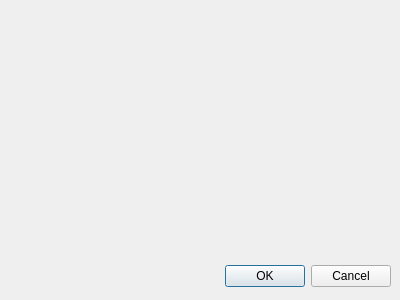
This is fabric_gui/src/fabric_gui.ui in upowerrobotics/ros2_fabric as Qt 5 draws it before an edit. The edited form follows.
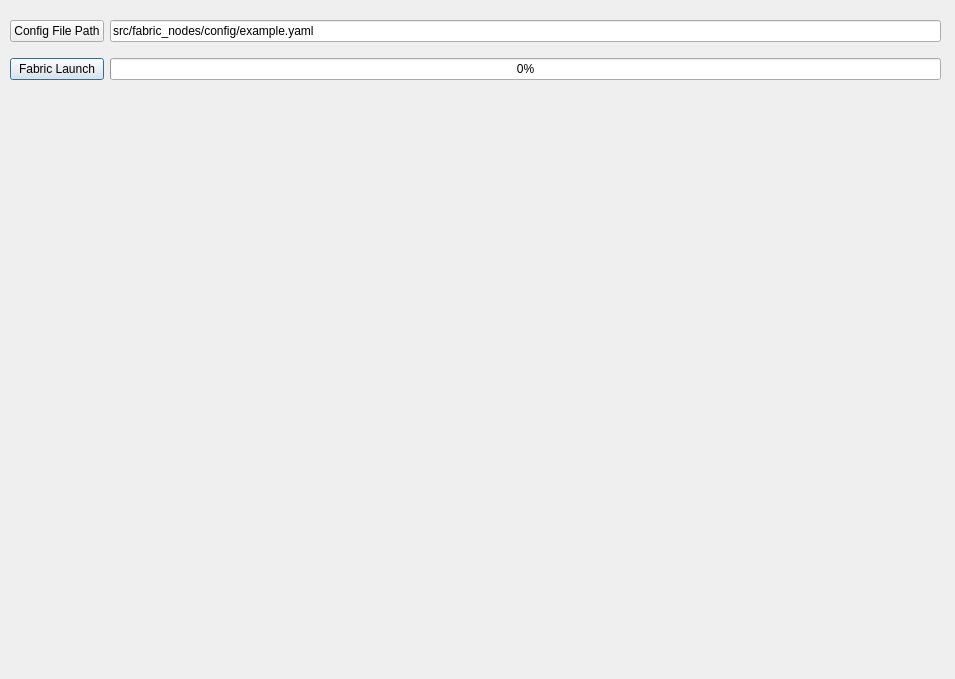
This is the edited form.

Commit message: finish buttonLaunch and buttonConfigPath | TODO: set restart buttonLaunch and icon of button

The edit to the form file:
```diff
--- a/fabric_gui/src/fabric_gui.ui
+++ b/fabric_gui/src/fabric_gui.ui
@@ -6,28 +6,52 @@
    <rect>
     <x>0</x>
     <y>0</y>
-    <width>400</width>
-    <height>300</height>
+    <width>955</width>
+    <height>679</height>
    </rect>
   </property>
   <property name="windowTitle">
    <string>Dialog</string>
   </property>
-  <widget class="QDialogButtonBox" name="buttonBox">
+  <widget class="QWidget" name="widgetControl" native="true">
    <property name="geometry">
     <rect>
-     <x>50</x>
-     <y>260</y>
-     <width>341</width>
-     <height>32</height>
+     <x>10</x>
+     <y>10</y>
+     <width>931</width>
+     <height>81</height>
     </rect>
    </property>
-   <property name="orientation">
-    <enum>Qt::Horizontal</enum>
-   </property>
-   <property name="standardButtons">
-    <set>QDialogButtonBox::Cancel|QDialogButtonBox::Ok</set>
-   </property>
+   <layout class="QGridLayout" name="gridLayout">
+    <item row="1" column="1">
+     <widget class="QPushButton" name="pushButtonLaunch">
+      <property name="text">
+       <string>Fabric Launch</string>
+      </property>
+     </widget>
+    </item>
+    <item row="0" column="1">
+     <widget class="QPushButton" name="pushButtonConfigPath">
+      <property name="text">
+       <string>Config File Path</string>
+      </property>
+     </widget>
+    </item>
+    <item row="1" column="2">
+     <widget class="QProgressBar" name="progressBarLaunch">
+      <property name="value">
+       <number>0</number>
+      </property>
+     </widget>
+    </item>
+    <item row="0" column="2">
+     <widget class="QLineEdit" name="lineEditConfigPath">
+      <property name="text">
+       <string>src/fabric_nodes/config/example.yaml</string>
+      </property>
+     </widget>
+    </item>
+   </layout>
   </widget>
  </widget>
  <resources/>
```
Left out of the diff: 35 changed lines with no effect on the pictures. The commit also changes 5 other files.
